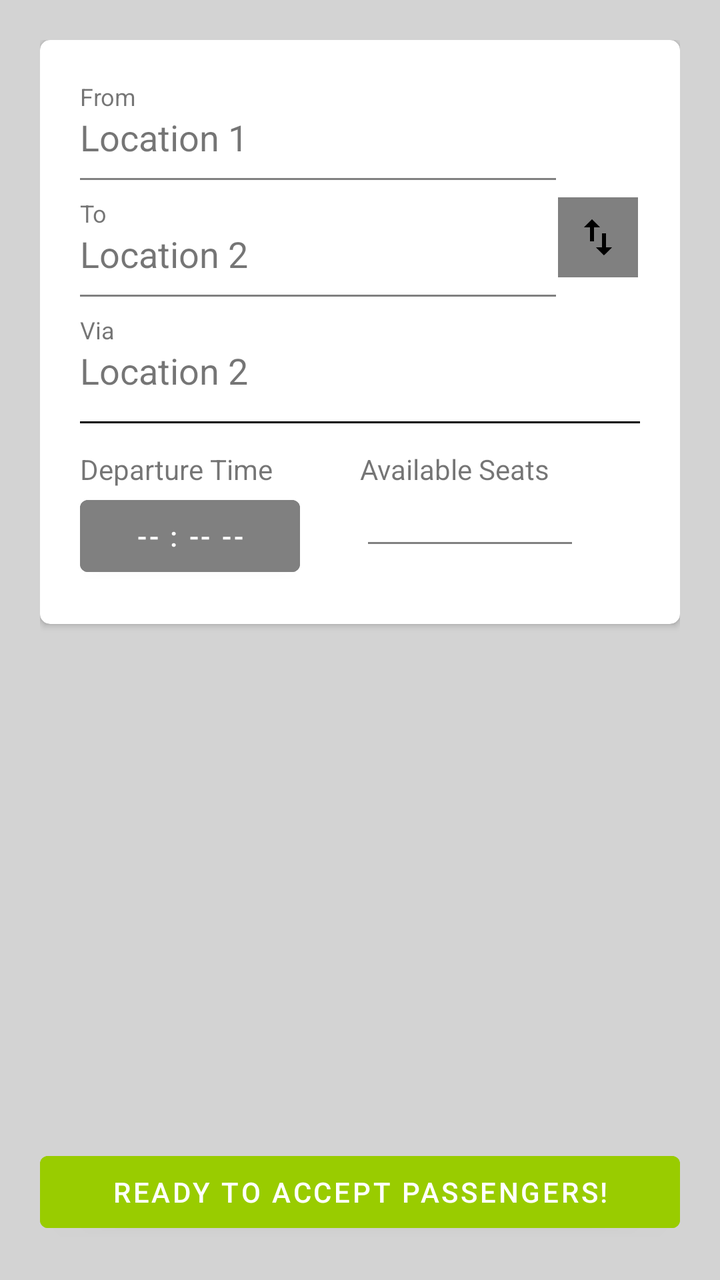
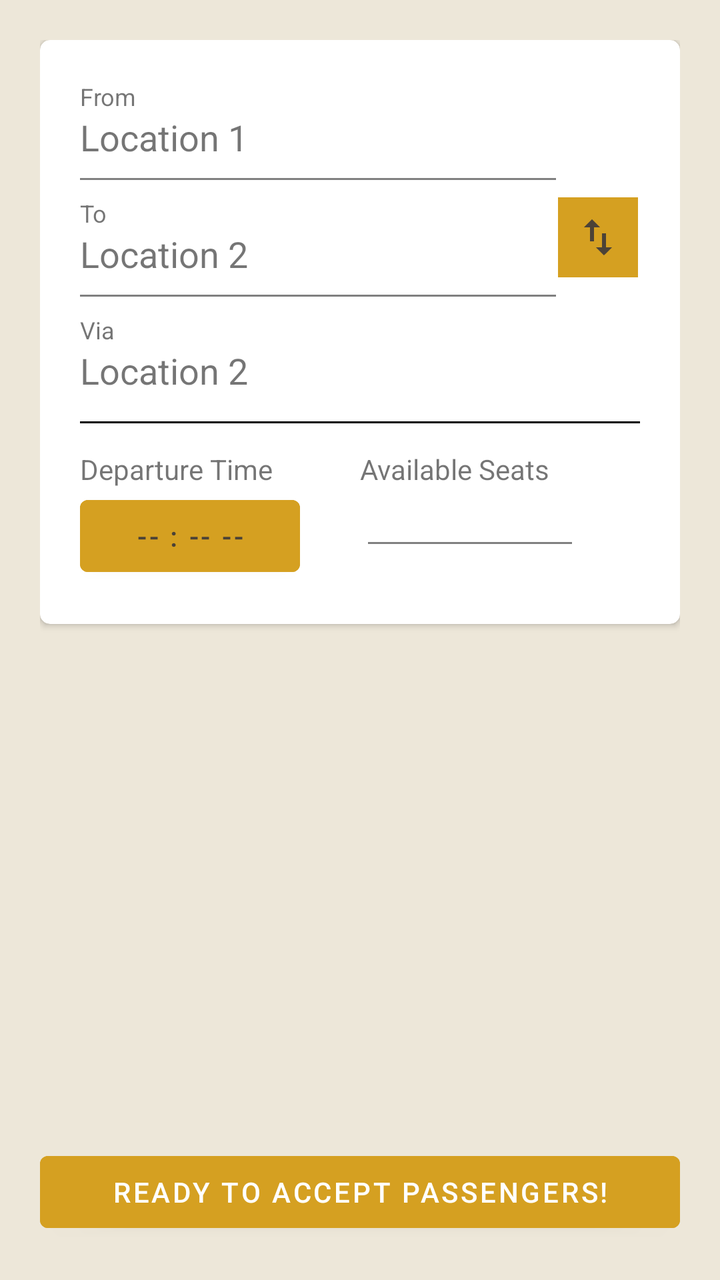

Compare the two renders of this Android layout. The source of the first and the diff that turns it into the second are given below.
<!-- AndroidManifest.xml: application theme Theme.ShuttlePassDriver -->
<!-- res/layout/activity_trip.xml -->
<?xml version="1.0" encoding="utf-8"?>
<LinearLayout xmlns:android="http://schemas.android.com/apk/res/android"
    xmlns:app="http://schemas.android.com/apk/res-auto"
    xmlns:tools="http://schemas.android.com/tools"
    android:layout_width="match_parent"
    android:layout_height="match_parent"
    android:background="@color/lighgray"
    android:orientation="vertical"
    android:padding="20dp"
    tools:context=".Trip">

    <androidx.cardview.widget.CardView
        android:layout_width="match_parent"
        android:layout_height="wrap_content"
        app:cardCornerRadius="15px"
        app:contentPadding="20dp">

        <LinearLayout
            android:layout_width="match_parent"
            android:layout_height="match_parent"
            android:orientation="vertical">

            <LinearLayout
                android:layout_width="match_parent"
                android:layout_height="wrap_content"
                android:orientation="horizontal"
                android:weightSum="2">

                <LinearLayout
                    android:layout_width="0dp"
                    android:layout_height="wrap_content"
                    android:layout_weight="1.7"
                    android:orientation="vertical">

                    <TextView
                        android:layout_width="wrap_content"
                        android:layout_height="wrap_content"
                        android:text="From"
                        android:textSize="12dp" />

                    <TextView
                        android:id="@+id/origin"
                        android:layout_width="wrap_content"
                        android:layout_height="wrap_content"
                        android:text="Location 1"
                        android:textSize="18dp" />

                    <View
                        android:layout_width="match_parent"
                        android:layout_height="1dp"
                        android:layout_marginVertical="25px"
                        android:background="@color/grey" />

                    <TextView
                        android:layout_width="wrap_content"
                        android:layout_height="wrap_content"
                        android:text="To"
                        android:textSize="12dp" />

                    <TextView
                        android:id="@+id/destination"
                        android:layout_width="wrap_content"
                        android:layout_height="wrap_content"
                        android:text="Location 2"
                        android:textSize="18dp" />

                    <View
                        android:layout_width="match_parent"
                        android:layout_height="1dp"
                        android:layout_marginVertical="25px"
                        android:background="@color/grey" />

                    <TextView
                        android:layout_width="wrap_content"
                        android:layout_height="wrap_content"
                        android:text="Via"
                        android:textSize="12dp" />

                    <TextView
                        android:id="@+id/via"
                        android:layout_width="wrap_content"
                        android:layout_height="wrap_content"
                        android:text="Location 2"
                        android:textSize="18dp" />

                </LinearLayout>

                <LinearLayout
                    android:layout_width="0dp"
                    android:layout_height="match_parent"
                    android:layout_weight="0.3"
                    android:gravity="center_vertical|center_horizontal"
                    android:orientation="vertical">

                    <ImageButton
                        android:id="@+id/changeTrip"
                        android:layout_width="wrap_content"
                        android:layout_height="wrap_content"
                        android:background="@color/grey"
                        android:padding="8dp"
                        android:src="@drawable/change" />

                </LinearLayout>

            </LinearLayout>

            <View
                android:layout_width="match_parent"
                android:layout_height="1dp"
                android:layout_marginVertical="40px"
                android:background="@color/black" />

            <LinearLayout
                android:layout_width="match_parent"
                android:layout_height="wrap_content"
                android:weightSum="2"
                android:orientation="horizontal">

                <LinearLayout
                    android:layout_width="0dp"
                    android:layout_height="wrap_content"
                    android:layout_weight="1"
                    android:orientation="vertical">

                    <TextView
                        android:layout_width="wrap_content"
                        android:layout_height="wrap_content"
                        android:text="Departure Time" />

                    <Button
                        android:id="@+id/timepick"
                        android:layout_width="match_parent"
                        android:layout_height="wrap_content"
                        android:layout_gravity="left"
                        android:backgroundTint="@color/grey"
                        android:layout_marginRight="30dp"
                        android:text="-- : -- --" />
                </LinearLayout>


                <LinearLayout
                    android:layout_width="0dp"
                    android:layout_height="wrap_content"
                    android:layout_weight="1"
                    android:orientation="vertical">

                    <TextView
                        android:layout_width="wrap_content"
                        android:layout_height="wrap_content"
                        android:text="Available Seats" />

                    <EditText
                        android:id="@+id/seats"
                        style="@style/Widget.MaterialComponents.TextInputLayout.OutlinedBox"
                        android:layout_width="match_parent"
                        android:layout_height="wrap_content"
                        android:layout_marginRight="30dp"
                        android:inputType="number"
                        android:backgroundTint="@color/grey" />
                </LinearLayout>

            </LinearLayout>

        </LinearLayout>


    </androidx.cardview.widget.CardView>

    <LinearLayout
        android:layout_width="match_parent"
        android:layout_height="match_parent"
        android:gravity="bottom"
        android:orientation="vertical">

        <Button
            android:id="@+id/ready"
            android:layout_width="match_parent"
            android:layout_height="wrap_content"
            android:backgroundTint="@android:color/holo_green_light"
            android:text="Ready to accept Passengers!" />
    </LinearLayout>
</LinearLayout>
<!-- resources referenced by this layout -->
<resources>
  <color name="black">#FF000000</color>
  <color name="grey">#FF808080</color>
  <color name="lighgray">#FFD3D3D3</color>
  <!-- drawable change (drawable) -->
  <vector android:height="24dp" android:tint="#000000"
      android:viewportHeight="24" android:viewportWidth="24"
      android:width="24dp" xmlns:android="http://schemas.android.com/apk/res/android">
      <path android:fillColor="@android:color/white" android:pathData="M16,17.01V10h-2v7.01h-3L15,21l4,-3.99h-3zM9,3L5,6.99h3V14h2V6.99h3L9,3z"/>
  </vector>
  <style name="Theme.ShuttlePassDriver" parent="Theme.MaterialComponents.Light.NoActionBar">
          
          <item name="colorPrimary">@color/black</item>
          <item name="colorPrimaryVariant">@color/grey</item>
          <item name="colorOnPrimary">@color/white</item>
          
          <item name="colorSecondary">@color/teal_200</item>
          <item name="colorSecondaryVariant">@color/teal_700</item>
          <item name="colorOnSecondary">@color/black</item>
          
          <item name="android:statusBarColor">?attr/colorPrimaryVariant</item>
          
  
      </style>
  <color name="white">#FFFFFFFF</color>
  <color name="teal_200">#FF03DAC5</color>
  <color name="teal_700">#FF018786</color>
</resources>

<!-- the commit's change to res/layout/activity_trip.xml (unified diff, before → after) -->
@@ -4,7 +4,7 @@
     xmlns:tools="http://schemas.android.com/tools"
     android:layout_width="match_parent"
     android:layout_height="match_parent"
-    android:background="@color/lighgray"
+    android:background="@color/alabaster"
     android:orientation="vertical"
     android:padding="20dp"
     tools:context=".Trip">
@@ -96,7 +96,7 @@
                         android:id="@+id/changeTrip"
                         android:layout_width="wrap_content"
                         android:layout_height="wrap_content"
-                        android:background="@color/grey"
+                        android:background="@color/goldenrod"
                         android:padding="8dp"
                         android:src="@drawable/change" />
 
@@ -132,9 +132,10 @@
                         android:layout_width="match_parent"
                         android:layout_height="wrap_content"
                         android:layout_gravity="left"
-                        android:backgroundTint="@color/grey"
+                        android:backgroundTint="@color/goldenrod"
                         android:layout_marginRight="30dp"
-                        android:text="-- : -- --" />
+                        android:text="-- : -- --"
+                        android:textColor="@color/taupe"/>
                 </LinearLayout>
 
 
@@ -176,7 +177,7 @@
             android:id="@+id/ready"
             android:layout_width="match_parent"
             android:layout_height="wrap_content"
-            android:backgroundTint="@android:color/holo_green_light"
+            android:backgroundTint="@color/goldenrod"
             android:text="Ready to accept Passengers!" />
     </LinearLayout>
 </LinearLayout>
<!-- resource entries referenced after the edit -->
@@ -1,10 +1,12 @@
 <!-- resources referenced by this layout -->
 <resources>
+  <color name="alabaster">#EDE7D9</color>
   <color name="black">#FF000000</color>
+  <color name="goldenrod">#D5A021</color>
   <color name="grey">#FF808080</color>
-  <color name="lighgray">#FFD3D3D3</color>
+  <color name="taupe">#4B4237</color>
   <!-- drawable change (drawable) -->
-  <vector android:height="24dp" android:tint="#000000"
+  <vector android:height="24dp" android:tint="#4B4237"
       android:viewportHeight="24" android:viewportWidth="24"
       android:width="24dp" xmlns:android="http://schemas.android.com/apk/res/android">
       <path android:fillColor="@android:color/white" android:pathData="M16,17.01V10h-2v7.01h-3L15,21l4,-3.99h-3zM9,3L5,6.99h3V14h2V6.99h3L9,3z"/>
